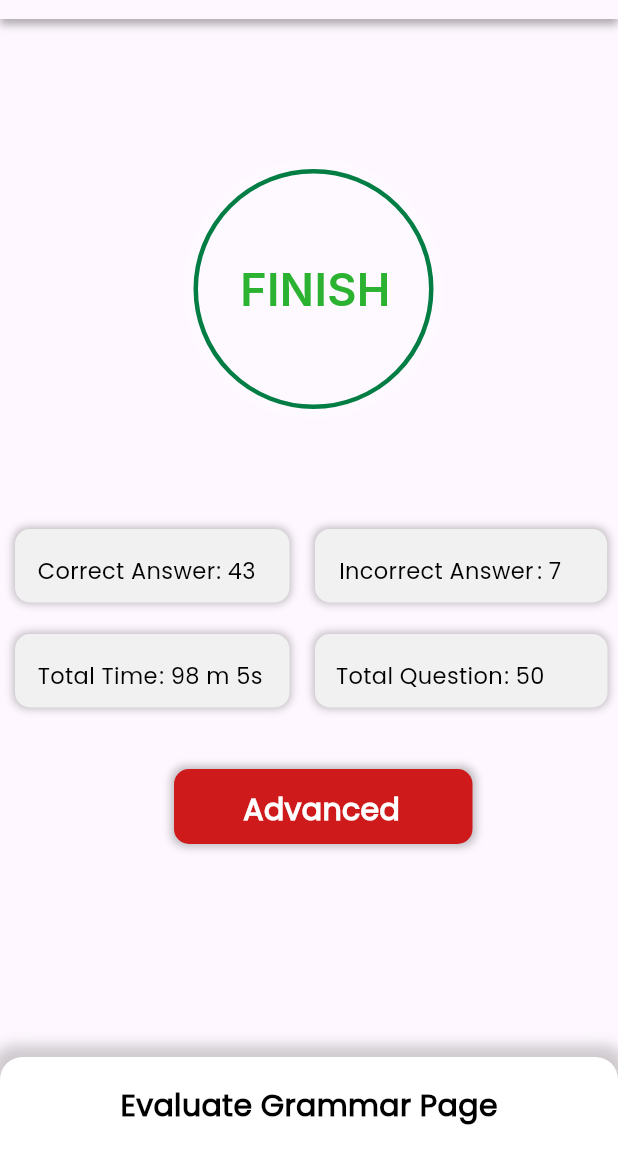
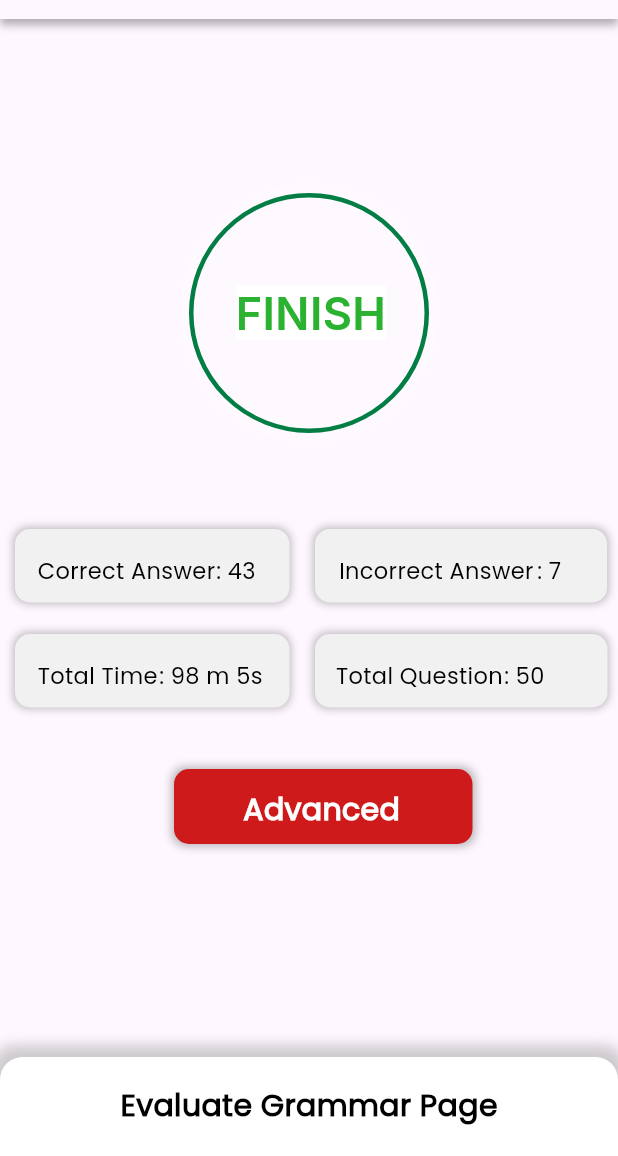
Before and after one commit to Tech-Warriors-of-Sumenep/test-toefl-mobile, a Flutter app: the FinishPage screen opened directly, on a phone screen of 412 x 824 dp, the part 80-1236 px from its top. Run offline on Flutter 3.47's test engine with Material 3 defaults, Android fonts, the phone set to English and light mode, and no system bars; our stand-ins replace hexcolor; Roboto replaces fonts that are missing (Inter).

Commit message:
updateke2

```diff
--- a/lib/pages/learning_reading.dart/model_learning_reading.dart
+++ b/lib/pages/learning_reading.dart/model_learning_reading.dart
@@ -1,6 +1,6 @@
 import 'package:flutter/material.dart';
 import 'package:toefl_app/pages/learning_reading.dart/contoh_soal_learning_reading.dart';
-import 'home_learning_reading.dart';
+//import 'home_learning_reading.dart';
 
 class ModelLearningReadingPages extends StatefulWidget {
   const ModelLearningReadingPages({Key? key}) : super(key: key);
--- a/lib/pages/test_grammar/finish.dart
+++ b/lib/pages/test_grammar/finish.dart
@@ -323,9 +323,9 @@ class _FinishPageState extends State<FinishPage> {
               ),
             ),
           ),
-          Positioned(
-            left: 129,
-            top: 100,
+       Center(
+  child: Transform.translate(
+    offset: Offset(0, -150), // Sesuaikan dengan nilai yang sesuai untuk posisi vertikal
     child: Container(
       width: 160,
       height: 160,
@@ -338,13 +338,13 @@ class _FinishPageState extends State<FinishPage> {
               width: 160,
               height: 160,
               decoration: ShapeDecoration(
-                        color: Color.fromARGB(255, 255, 255, 255).withOpacity(0),
+                color: Color.fromARGB(255, 253, 253, 253).withOpacity(0),
                 shape: OvalBorder(
                   side: BorderSide(width: 3, color: Color(0xFF027D44)),
                 ),
                 shadows: [
                   BoxShadow(
-                            color: Color.fromARGB(59, 255, 255, 255),
+                    color: Color.fromARGB(57, 255, 255, 255),
                     blurRadius: 4,
                     offset: Offset(0, 0),
                     spreadRadius: 5,
@@ -360,6 +360,7 @@ class _FinishPageState extends State<FinishPage> {
               'FINISH ',
               style: TextStyle(
                 color: Color(0xFF2BB231),
+                backgroundColor: Colors.white,
                 fontSize: 30,
                 fontFamily: 'Inter',
                 fontWeight: FontWeight.w600,
@@ -371,6 +372,9 @@ class _FinishPageState extends State<FinishPage> {
       ),
     ),
   ),
+),
+
+
 
           Positioned(
             left: 116,
```
Also changed, not shown: lib/main.dart (+7 -3 lines), lib/pages/test_grammar/soal1.dart (+5 -2 lines), pubspec.lock. Lines whose indentation alone changed are shown as unchanged.
